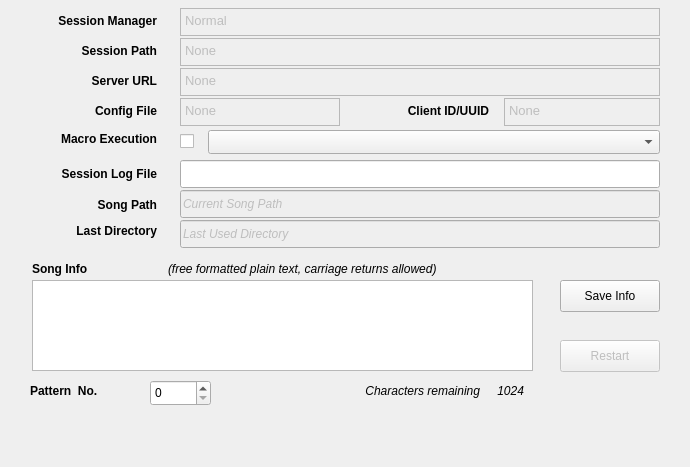
ahlstromcj/seq66, file seq_qt5/forms/qsessionframe.ui: the form before one commit.
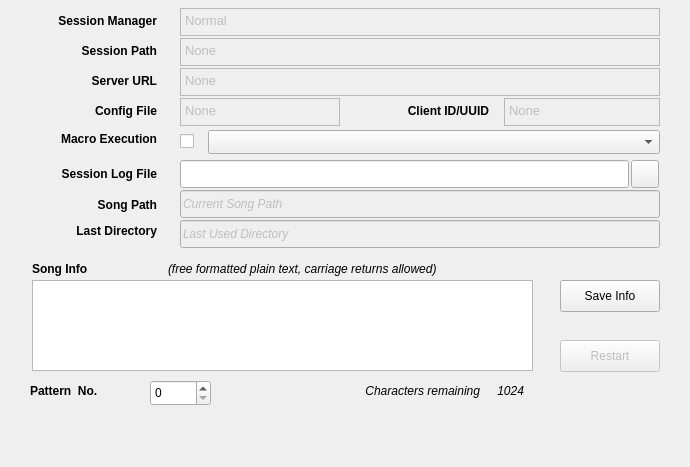
The form after the commit.

Commit message: Updated show/hide button, session log-file handling.

The edit to the form file:
```diff
--- a/seq_qt5/forms/qsessionframe.ui
+++ b/seq_qt5/forms/qsessionframe.ui
@@ -503,7 +503,7 @@
     <rect>
      <x>180</x>
      <y>160</y>
-     <width>480</width>
+     <width>449</width>
      <height>28</height>
     </rect>
    </property>
@@ -520,7 +520,7 @@
 remove this filename.</string>
    </property>
    <property name="clearButtonEnabled">
-    <bool>true</bool>
+    <bool>false</bool>
    </property>
   </widget>
   <widget class="QPlainTextEdit" name="plainTextSongInfo">
@@ -760,6 +760,19 @@
     <string>Pattern  No.</string>
    </property>
   </widget>
+  <widget class="QPushButton" name="pushButtonLogFileClear">
+   <property name="geometry">
+    <rect>
+     <x>631</x>
+     <y>160</y>
+     <width>28</width>
+     <height>28</height>
+    </rect>
+   </property>
+   <property name="text">
+    <string/>
+   </property>
+  </widget>
  </widget>
  <tabstops>
   <tabstop>sessionManagerNameText</tabstop>
```
Left out of the diff: 20 changed lines with no effect on the pictures. The commit also changes 12 other files.
